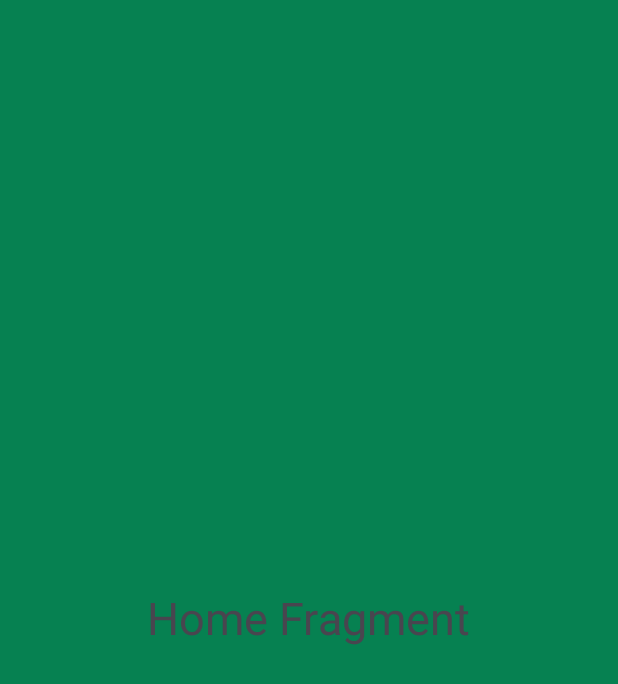
After one commit to OmarReyesRmz/AppGruas, an Android app: the fragment HomeFragment shown on its own in the app's theme, on a phone screen of 412 x 824 dp. The commit adds this screen. Shown: the top 684 px of the screen. Run offline under Robolectric (Android 15) with nearby library versions, the phone set to English and light mode, and no system bars.

Commit message:
Fragmentos

```diff
--- /dev/null
+++ b/app/src/main/java/com/example/gruas/HomeFragment.kt
@@ -0,0 +1,59 @@
+package com.example.gruas
+
+import android.os.Bundle
+import androidx.fragment.app.Fragment
+import android.view.LayoutInflater
+import android.view.View
+import android.view.ViewGroup
+
+// TODO: Rename parameter arguments, choose names that match
+// the fragment initialization parameters, e.g. ARG_ITEM_NUMBER
+private const val ARG_PARAM1 = "param1"
+private const val ARG_PARAM2 = "param2"
+
+/**
+ * A simple [Fragment] subclass.
+ * Use the [HomeFragment.newInstance] factory method to
+ * create an instance of this fragment.
+ */
+class HomeFragment : Fragment() {
+    // TODO: Rename and change types of parameters
+    private var param1: String? = null
+    private var param2: String? = null
+
+    override fun onCreate(savedInstanceState: Bundle?) {
+        super.onCreate(savedInstanceState)
+        arguments?.let {
+            param1 = it.getString(ARG_PARAM1)
+            param2 = it.getString(ARG_PARAM2)
+        }
+    }
+
+    override fun onCreateView(
+        inflater: LayoutInflater, container: ViewGroup?,
+        savedInstanceState: Bundle?
+    ): View? {
+        // Inflate the layout for this fragment
+        return inflater.inflate(R.layout.fragment_home, container, false)
+    }
+
+    companion object {
+        /**
+         * Use this factory method to create a new instance of
+         * this fragment using the provided parameters.
+         *
+         * @param param1 Parameter 1.
+         * @param param2 Parameter 2.
+         * @return A new instance of fragment HomeFragment.
+         */
+        // TODO: Rename and change types and number of parameters
+        @JvmStatic
+        fun newInstance(param1: String, param2: String) =
+            HomeFragment().apply {
+                arguments = Bundle().apply {
+                    putString(ARG_PARAM1, param1)
+                    putString(ARG_PARAM2, param2)
+                }
+            }
+    }
+}
--- /dev/null
+++ b/app/src/main/res/drawable/baseline_home_24.xml
@@ -0,0 +1,5 @@
+<vector xmlns:android="http://schemas.android.com/apk/res/android" android:height="24dp" android:tint="#000000" android:viewportHeight="24" android:viewportWidth="24" android:width="24dp">
+
+    <path android:fillColor="@android:color/white" android:pathData="M10,20v-6h4v6h5v-8h3L12,3 2,12h3v8z"/>
+
+</vector>
--- /dev/null
+++ b/app/src/main/res/drawable/baseline_person_24.xml
@@ -0,0 +1,5 @@
+<vector xmlns:android="http://schemas.android.com/apk/res/android" android:height="24dp" android:tint="#000000" android:viewportHeight="24" android:viewportWidth="24" android:width="24dp">
+
+    <path android:fillColor="@android:color/white" android:pathData="M12,12c2.21,0 4,-1.79 4,-4s-1.79,-4 -4,-4 -4,1.79 -4,4 1.79,4 4,4zM12,14c-2.67,0 -8,1.34 -8,4v2h16v-2c0,-2.66 -5.33,-4 -8,-4z"/>
+
+</vector>
--- /dev/null
+++ b/app/src/main/res/drawable/baseline_settings_24.xml
@@ -0,0 +1,5 @@
+<vector xmlns:android="http://schemas.android.com/apk/res/android" android:height="24dp" android:tint="#000000" android:viewportHeight="24" android:viewportWidth="24" android:width="24dp">
+
+    <path android:fillColor="@android:color/white" android:pathData="M19.14,12.94c0.04,-0.3 0.06,-0.61 0.06,-0.94c0,-0.32 -0.02,-0.64 -0.07,-0.94l2.03,-1.58c0.18,-0.14 0.23,-0.41 0.12,-0.61l-1.92,-3.32c-0.12,-0.22 -0.37,-0.29 -0.59,-0.22l-2.39,0.96c-0.5,-0.38 -1.03,-0.7 -1.62,-0.94L14.4,2.81c-0.04,-0.24 -0.24,-0.41 -0.48,-0.41h-3.84c-0.24,0 -0.43,0.17 -0.47,0.41L9.25,5.35C8.66,5.59 8.12,5.92 7.63,6.29L5.24,5.33c-0.22,-0.08 -0.47,0 -0.59,0.22L2.74,8.87C2.62,9.08 2.66,9.34 2.86,9.48l2.03,1.58C4.84,11.36 4.8,11.69 4.8,12s0.02,0.64 0.07,0.94l-2.03,1.58c-0.18,0.14 -0.23,0.41 -0.12,0.61l1.92,3.32c0.12,0.22 0.37,0.29 0.59,0.22l2.39,-0.96c0.5,0.38 1.03,0.7 1.62,0.94l0.36,2.54c0.05,0.24 0.24,0.41 0.48,0.41h3.84c0.24,0 0.44,-0.17 0.47,-0.41l0.36,-2.54c0.59,-0.24 1.13,-0.56 1.62,-0.94l2.39,0.96c0.22,0.08 0.47,0 0.59,-0.22l1.92,-3.32c0.12,-0.22 0.07,-0.47 -0.12,-0.61L19.14,12.94zM12,15.6c-1.98,0 -3.6,-1.62 -3.6,-3.6s1.62,-3.6 3.6,-3.6s3.6,1.62 3.6,3.6S13.98,15.6 12,15.6z"/>
+
+</vector>
--- /dev/null
+++ b/app/src/main/res/layout/fragment_home.xml
@@ -0,0 +1,17 @@
+<?xml version="1.0" encoding="utf-8"?>
+<FrameLayout xmlns:android="http://schemas.android.com/apk/res/android"
+    xmlns:tools="http://schemas.android.com/tools"
+    android:layout_width="match_parent"
+    android:layout_height="match_parent"
+    android:background="@color/green"
+    tools:context=".HomeFragment">
+
+    <!-- TODO: Update blank fragment layout -->
+    <TextView
+        android:layout_width="wrap_content"
+        android:layout_height="wrap_content"
+        android:text="Home Fragment"
+        android:textSize="30dp"
+        android:layout_gravity="center"/>
+
+</FrameLayout>
--- a/app/src/main/res/values/strings.xml
+++ b/app/src/main/res/values/strings.xml
@@ -1,3 +1,5 @@
 <resources>
     <string name="app_name">gruas</string>
+    <!-- TODO: Remove or change this placeholder text -->
+    <string name="hello_blank_fragment">Hello blank fragment</string>
 </resources>
```
Also changed, not shown: app/build.gradle.kts (+7 -0 lines), app/src/main/java/com/example/gruas/PedirGrua2.kt (added, +57 -0 lines), app/src/main/java/com/example/gruas/ProfileFragment.kt (added, +59 -0 lines), app/src/main/java/com/example/gruas/SettingsFragment.kt (added, +59 -0 lines), app/src/main/res/layout/activity_fragments.xml (added, +26 -0 lines), app/src/main/res/layout/fragment_profile.xml (added, +17 -0 lines), app/src/main/res/layout/fragment_settings.xml (added, +17 -0 lines), app/src/main/res/menu/bottom_nav_menu.xml (added, +14 -0 lines).
